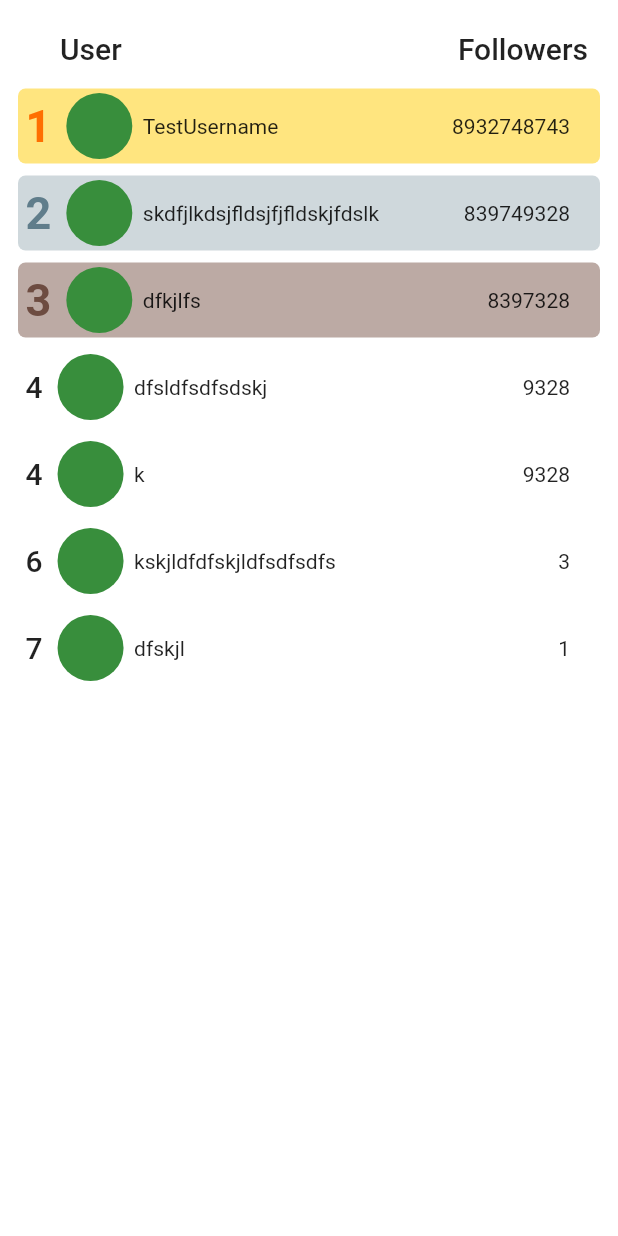
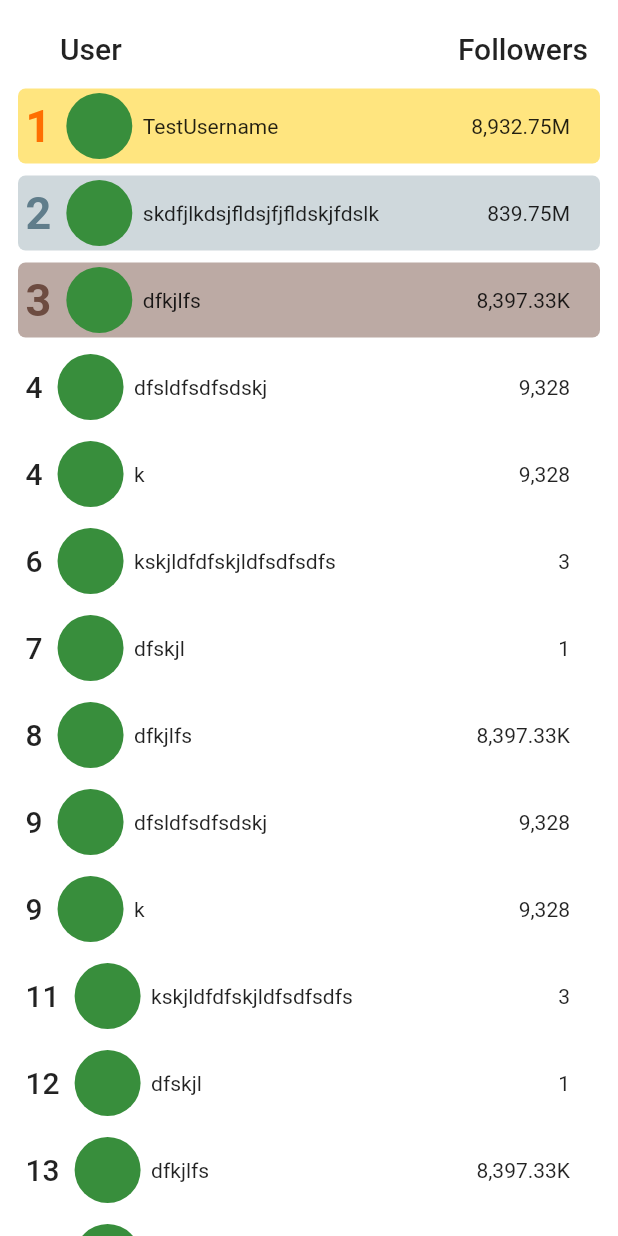
Before and after one commit to Software-Development-2022-2023/community-connect, a Flutter app: the LeaderboardScreen screen opened directly, on a phone screen of 412 x 824 dp. Run offline on Flutter 3.47's test engine with Material 2 defaults, Android fonts, the phone set to English and light mode, and no system bars; our stand-ins replace firebase_core, firebase_database, image_picker; accounts and stored records are empty; network calls fail.

Commit message:
style: reformat numbers in leaderboard

```diff
--- a/lib/screens/leaderboard.dart
+++ b/lib/screens/leaderboard.dart
@@ -1,6 +1,6 @@
 import 'package:flutter/material.dart';
+import 'package:community_connect/util.dart';
 
-// TODO: Create a class named LeaderboardScreen or something.
 
 class LeaderboardScreen extends StatelessWidget {
   const LeaderboardScreen({Key? key}) : super(key: key);
@@ -10,6 +10,31 @@ class LeaderboardScreen extends StatelessWidget {
     List<List<dynamic>> users = [
       ["", "TestUsername", 8932748743],
       ["", "skdfjlkdsjfldsjfjfldskjfdslk", 839749328],
+      ["", "dfkjlfs", 8397328],
+      ["", "dfsldfsdfsdskj", 9328],
+      ["", "k", 9328],
+      ["", "kskjldfdfskjldfsdfsdfs", 3],
+      ["", "dfskjl", 1],
+      ["", "dfkjlfs", 8397328],
+      ["", "dfsldfsdfsdskj", 9328],
+      ["", "k", 9328],
+      ["", "kskjldfdfskjldfsdfsdfs", 3],
+      ["", "dfskjl", 1],
+      ["", "dfkjlfs", 8397328],
+      ["", "dfsldfsdfsdskj", 9328],
+      ["", "k", 9328],
+      ["", "kskjldfdfskjldfsdfsdfs", 3],
+      ["", "dfskjl", 1],
+      ["", "dfkjlfs", 8397328],
+      ["", "dfsldfsdfsdskj", 9328],
+      ["", "k", 9328],
+      ["", "kskjldfdfskjldfsdfsdfs", 3],
+      ["", "dfskjl", 1],
+      ["", "dfkjlfs", 8397328],
+      ["", "dfsldfsdfsdskj", 9328],
+      ["", "k", 9328],
+      ["", "kskjldfdfskjldfsdfsdfs", 3],
+      ["", "dfskjl", 1],
       ["", "dfkjlfs", 8397328],
       ["", "dfsldfsdfsdskj", 9328],
       ["", "k", 9328],
@@ -61,12 +86,13 @@ class LeaderboardScreen extends StatelessWidget {
           ),
           Expanded(
             child: Padding(
-              padding: const EdgeInsets.symmetric(horizontal: 12.0),
+              padding: const EdgeInsets.symmetric(horizontal: 0.0),
               child: Column(
                 children: [
                   Expanded(
-                    child: ListView.builder(
-                        padding: const EdgeInsets.symmetric(vertical: 5.0),
+                    child: Scrollbar(
+                      child: ListView.builder(
+                        padding: const EdgeInsets.symmetric(vertical: 5.0, horizontal: 12.0),
                         itemCount: users.length,
                         itemBuilder: (BuildContext context, int index) {
                           int rank = users[index][3];
@@ -107,13 +133,14 @@ class LeaderboardScreen extends StatelessWidget {
                                       ],
                                     ),
                                   ),
-                                  Text("${users[index][2]}"),
+                                  Text("${formatNumber(users[index][2], digitsExponent: 4)}"),
                                   SizedBox(width: 20,),
                                 ],
                               ),
                             ),
                           );
                         }
+                    ),
                     ),
                   ),
                 ],
--- a/lib/util.dart
+++ b/lib/util.dart
@@ -33,7 +33,7 @@ String formatNumber(int number, {int digits=-1, int firstDigitsExponent=6, int d
     }
   }
   if (divide != 0) {
-    return "${roundDecimal(number / divide, decimals)}$abbreviation";
+    return "${nf.format(roundDecimal(number / divide, decimals))}$abbreviation";
   }
   return nf.format(number);
 }
```
